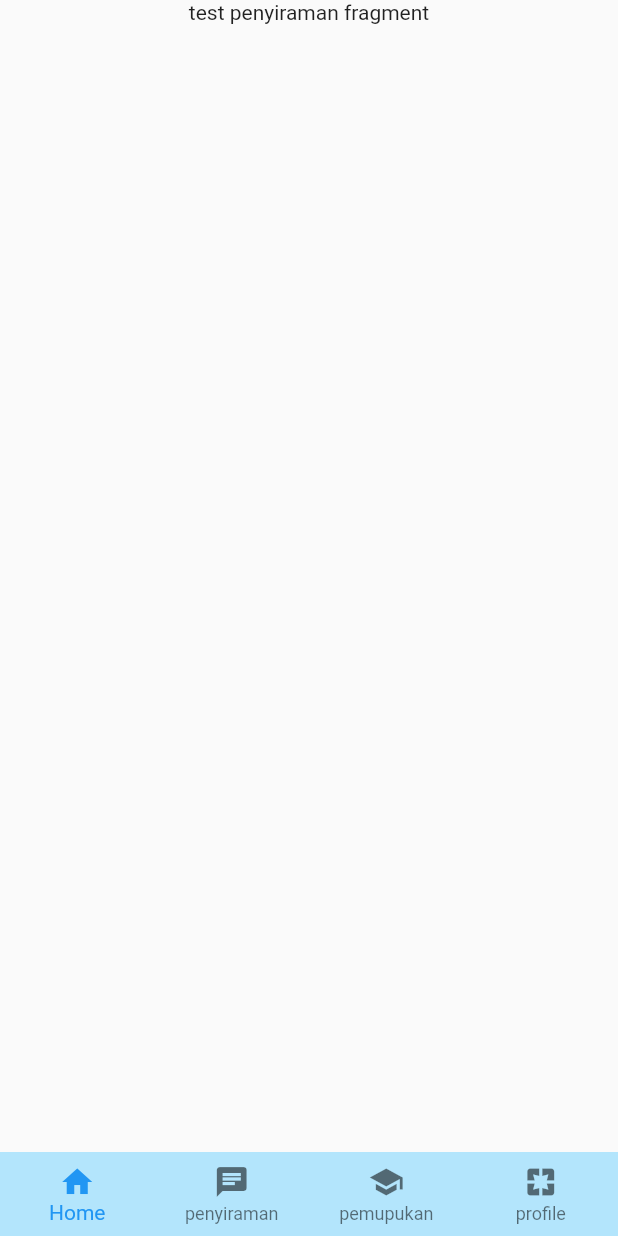
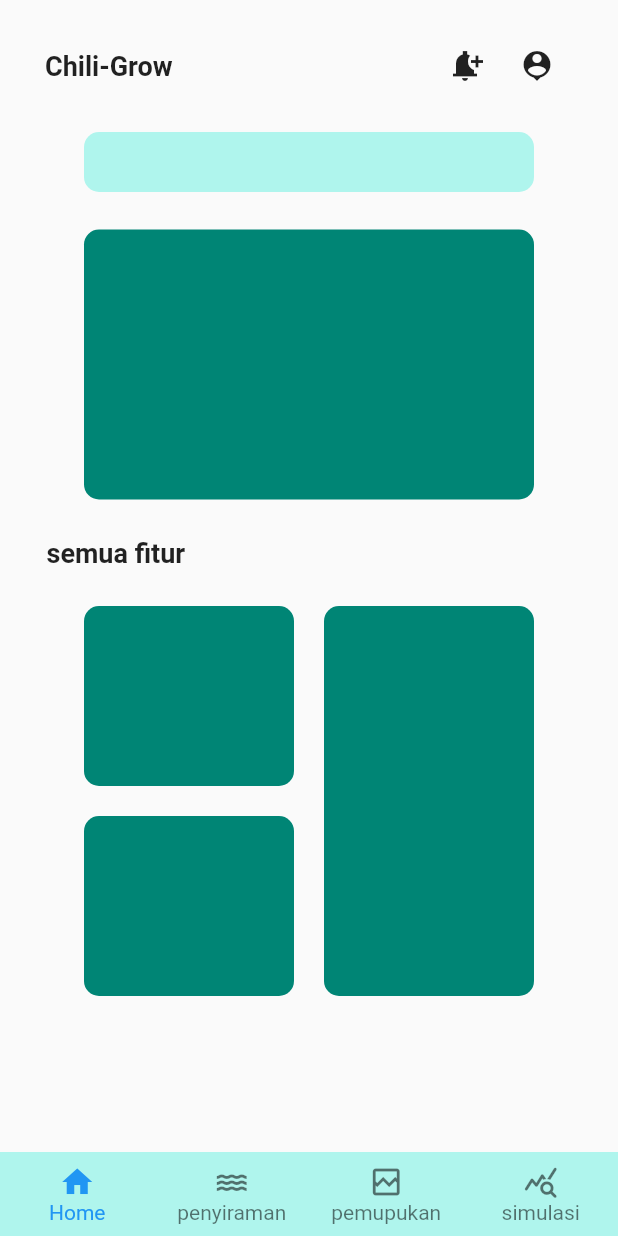
Before and after one commit to adyfp24/chiligrow-app-flutter, a Flutter app: the screen it shows after launch, on a phone screen of 412 x 824 dp. Run offline on Flutter 3.47's test engine with Material 2 defaults, Android fonts, the light colour scheme and no system bars.

Commit message:
feat: layouting for home fragment

```diff
--- a/lib/main.dart
+++ b/lib/main.dart
@@ -12,6 +12,7 @@
   @override
   Widget build(BuildContext context) {
     return MaterialApp(
+      debugShowCheckedModeBanner: false,
       title: 'Flutter Demo',
       theme: ThemeData(
         // This is the theme of your application.
@@ -23,7 +24,6 @@
         // or simply save your changes to "hot reload" in a Flutter IDE).
         // Notice that the counter didn't reset back to zero; the application
         // is not restarted.
-        primarySwatch: Colors.blue,
       ),
       home: const HomePage(),
     );
--- a/lib/views/fragments/home_fragment.dart
+++ b/lib/views/fragments/home_fragment.dart
@@ -1,16 +1,135 @@
 part of 'fragment.dart';
 
 class HomeFragment extends StatelessWidget {
-  const HomeFragment({ Key? key }) : super(key: key);
+  const HomeFragment({Key? key}) : super(key: key);
 
   @override
   Widget build(BuildContext context) {
-    return Center(
-      child: Column(
-        children: [
-          Text('test penyiraman fragment'),
-        ],
-      ),
+    return Column(
+      crossAxisAlignment: CrossAxisAlignment.center,
+      children: [
+        SizedBox(
+          height: 20,
+        ),
+        Padding(
+          padding: EdgeInsets.fromLTRB(30, 0, 30, 0),
+          child: Row(
+            mainAxisAlignment: MainAxisAlignment.spaceBetween,
+            children: [
+              Text(
+                'Chili-Grow',
+                style: TextStyle(
+                  fontWeight: FontWeight.bold,
+                  fontSize: 18,
+                ),
+              ),
+              Row(
+                children: [
+                  IconButton(
+                    onPressed: () {},
+                    icon: Icon(Icons.notification_add_sharp),
+                  ),
+                  IconButton(
+                    onPressed: () {},
+                    icon: Icon(Icons.person_pin),
+                  ),
+                ],
+              )
+            ],
+          ),
+        ),
+        SizedBox(
+          height: 20,
+        ),
+        Container(
+          width: 300,
+          height: 40,
+          decoration: BoxDecoration(
+              borderRadius: BorderRadius.circular(10),
+              color: Color.fromRGBO(175, 245, 237, 1)
+              // image: DecorationImage(image: AssetImage('image'))
+              ),
+        ),
+        SizedBox(
+          height: 25,
+        ),
+        Container(
+          width: 300,
+          height: 180,
+          decoration: BoxDecoration(
+              borderRadius: BorderRadius.circular(10),
+              color: Color.fromRGBO(0, 133, 117, 1)
+              // image: DecorationImage(image: AssetImage('image'))
+              ),
+        ),
+        SizedBox(
+          height: 25,
+        ),
+        Row(
+          mainAxisAlignment: MainAxisAlignment.start,
+          children: [
+            SizedBox(
+              width: 31,
+            ),
+            Text(
+              'semua fitur',
+              style: TextStyle(
+                fontWeight: FontWeight.bold,
+                fontSize: 18,
+              ),
+            ),
+          ],
+        ),
+        SizedBox(
+          height: 25,
+        ),
+        Row(
+          mainAxisAlignment: MainAxisAlignment.center,
+          children: [
+            Column(
+              children: [
+                Container(
+                  width: 140,
+                  height: 120,
+                  decoration: BoxDecoration(
+                      borderRadius: BorderRadius.circular(10),
+                      color: Color.fromRGBO(0, 133, 117, 1)
+                      // image: DecorationImage(image: AssetImage('image'))
+                      ),
+                ),
+                SizedBox(
+                  height: 20,
+                ),
+                Container(
+                  width: 140,
+                  height: 120,
+                  decoration: BoxDecoration(
+                      borderRadius: BorderRadius.circular(10),
+                      color: Color.fromRGBO(0, 133, 117, 1)
+                      // image: DecorationImage(image: AssetImage('image'))
+                      ),
+                ),
+              ],
+            ),
+            SizedBox(
+              width: 20,
+            ),
+            Column(
+              children: [
+                Container(
+                  width: 140,
+                  height: 260,
+                  decoration: BoxDecoration(
+                      borderRadius: BorderRadius.circular(10),
+                      color: Color.fromRGBO(0, 133, 117, 1)
+                      // image: DecorationImage(image: AssetImage('image'))
+                      ),
+                ),
+              ],
+            )
+          ],
+        )
+      ],
     );
   }
 }
--- a/lib/views/pages/homepage.dart
+++ b/lib/views/pages/homepage.dart
@@ -1,7 +1,7 @@
 part of 'page.dart';
 
 class HomePage extends StatefulWidget {
-  const HomePage({ Key? key }) : super(key: key);
+  const HomePage({Key? key}) : super(key: key);
 
   @override
   State<HomePage> createState() => _HomePageState();
@@ -10,7 +10,7 @@ class HomePage extends StatefulWidget {
 class _HomePageState extends State<HomePage> {
   int _selectedIndex = 0;
 
-  void _onItemTapped(int index){
+  void _onItemTapped(int index) {
     setState(() {
       _selectedIndex = index;
     });
@@ -19,8 +19,11 @@ class _HomePageState extends State<HomePage> {
   @override
   Widget build(BuildContext context) {
     return Scaffold(
-      body: [
+      body: const [
         HomeFragment(),
+        PenyiramanFragment(),
+        PemupukanFragment(),
+        SimulasiFragment()
       ][_selectedIndex],
       bottomNavigationBar: BottomNavigationBar(
         items: [
@@ -29,20 +32,22 @@ class _HomePageState extends State<HomePage> {
             label: 'Home',
           ),
           BottomNavigationBarItem(
-            icon: Icon(Icons.chat),
+            icon: Icon(Icons.water_outlined),
             label: 'penyiraman',
           ),
           BottomNavigationBarItem(
-            icon: Icon(Icons.school),
+            icon: Icon(Icons.broken_image_outlined),
             label: 'pemupukan',
           ),
           BottomNavigationBarItem(
-            icon: Icon(Icons.pages),
-            label: 'profile',
+            icon: Icon(Icons.query_stats_rounded),
+            label: 'simulasi',
           ),
         ],
+        selectedFontSize: 14, // Ukuran teks saat terpilih
+        unselectedFontSize: 14,
         type: BottomNavigationBarType.fixed,
-        backgroundColor: Colors.lightBlue[100],
+        backgroundColor: Color.fromRGBO(175, 245, 237, 1),
         elevation: 0,
         currentIndex: _selectedIndex,
         onTap: _onItemTapped,
```
Also changed, not shown: lib/providers/auth_provider.dart (added), lib/providers/pemupukan_provider.dart (added), lib/providers/penyiraman_provider.dart (added), lib/providers/sensor_provider.dart (added), lib/providers/simulasi_provider.dart (added).
